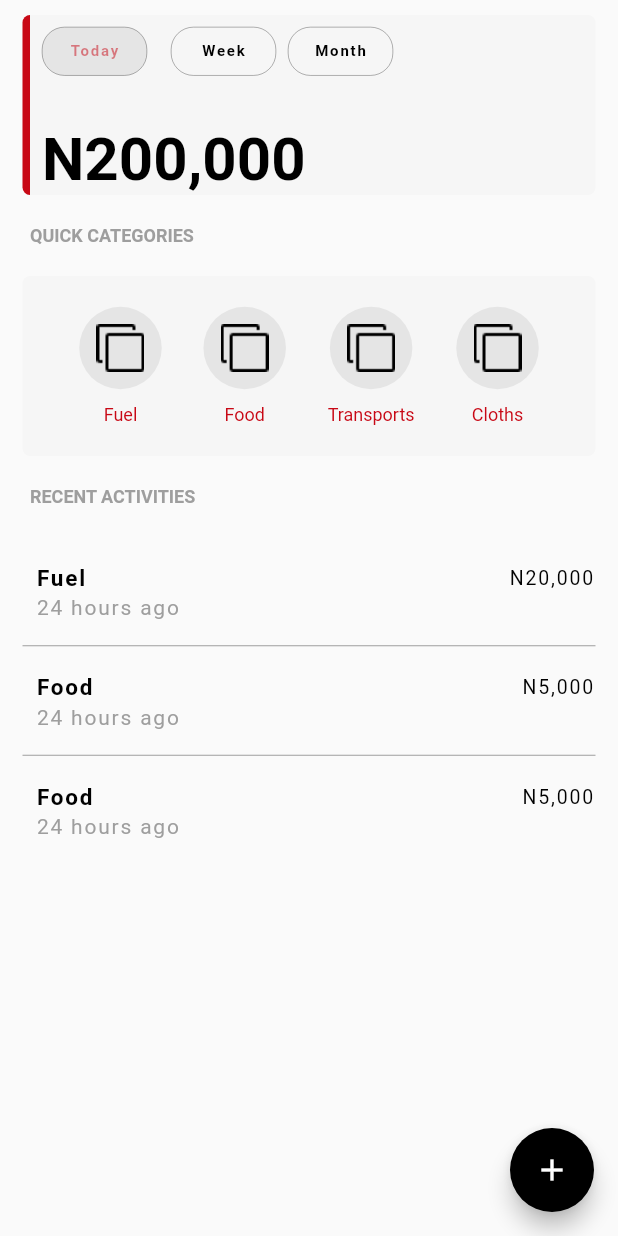
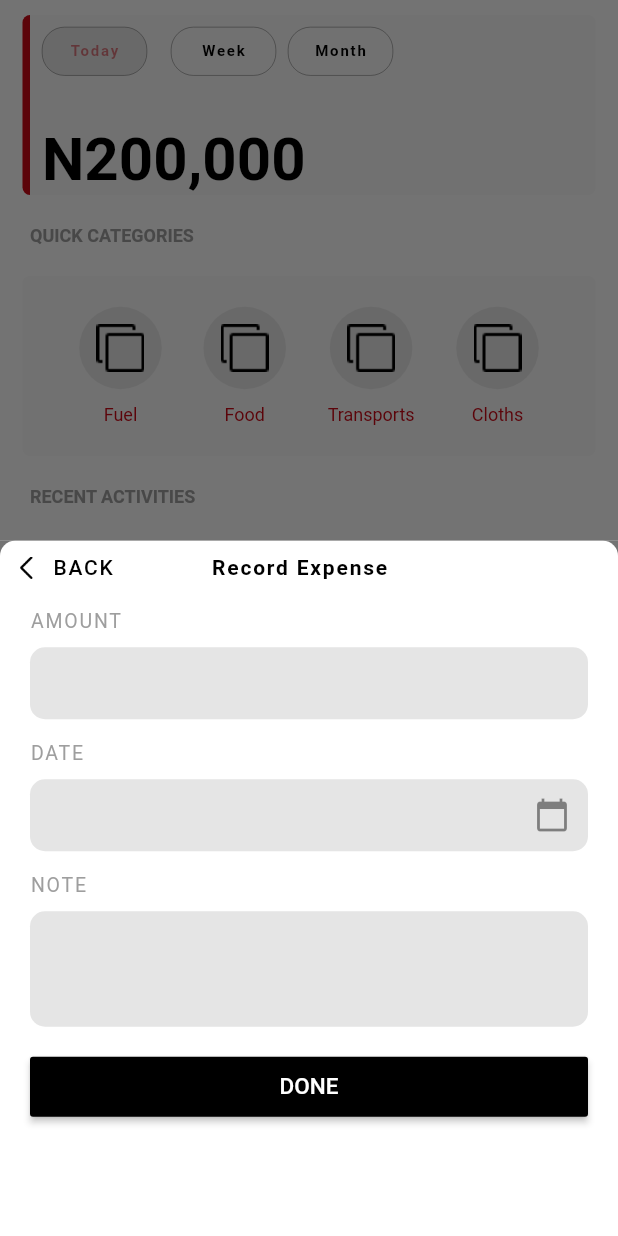
Before and after one commit to lovisgod/StockFare-Test, a Flutter app: the Expenses screen opened directly, after a tap on the "add" icon, on a phone screen of 412 x 824 dp. Run offline on Flutter 3.47's test engine with Material 2 defaults, Android fonts, the phone set to English and light mode, and no system bars.

Commit message:
feature:completed screens for the tese

```diff
--- a/lib/data/Colors.dart
+++ b/lib/data/Colors.dart
@@ -3,3 +3,4 @@ import 'package:flutter/material.dart';
 final Color checkOutColor = Color(0xff3C6B56);
 final Color addToInventoryColor = Color(0xffE88D49);
 final Color expenseColor = Color(0xff40A099);
+final Color shopGrey = Color(0xffE5E5E5);
--- /dev/null
+++ b/lib/screens/add_bottom_sheet.dart
@@ -0,0 +1,218 @@
+import 'dart:async';
+
+import 'package:flutter/cupertino.dart';
+import 'package:flutter/material.dart';
+import 'package:shop_app/data/Colors.dart';
+
+class AddBottomSheet extends StatefulWidget {
+  final String usage;
+  AddBottomSheet(this.usage);
+  @override
+  _AddBottomSheetState createState() => _AddBottomSheetState();
+}
+
+class _AddBottomSheetState extends State<AddBottomSheet>
+    with TickerProviderStateMixin {
+  int _state = 0;
+  @override
+  Widget build(BuildContext context) {
+    return Container(
+      color: Color(0xFF737373),
+      child: Container(
+        padding: EdgeInsets.all(10.0),
+        decoration: BoxDecoration(
+            color: Colors.white,
+            borderRadius: BorderRadius.only(
+                topLeft: Radius.circular(10.0),
+                topRight: Radius.circular(10.0))),
+        child: Column(
+          crossAxisAlignment: CrossAxisAlignment.start,
+          children: <Widget>[
+            Row(
+              children: <Widget>[
+                GestureDetector(
+                  onTap: () => Navigator.pop(context),
+                  child: Row(
+                    children: <Widget>[
+                      Image(
+                        width: 15.0,
+                        height: 15.0,
+                        image: AssetImage('assets/images/back.png'),
+                      ),
+                      Padding(
+                        padding: const EdgeInsets.only(left: 10.0),
+                        child: Text(
+                          'BACK',
+                          style: TextStyle(
+                            color: Colors.black,
+                            fontSize: 14.0,
+                            letterSpacing: 1.2,
+                            fontWeight: FontWeight.w500,
+                          ),
+                        ),
+                      )
+                    ],
+                  ),
+                ),
+                Padding(
+                  padding: const EdgeInsets.only(left: 65.0),
+                  child: Text(
+                    widget.usage,
+                    style: TextStyle(
+                      color: Colors.black,
+                      fontSize: 14.0,
+                      letterSpacing: 1.2,
+                      fontWeight: FontWeight.w600,
+                    ),
+                  ),
+                )
+              ],
+            ),
+            Padding(
+              padding: const EdgeInsets.only(
+                top: 20.0,
+                left: 10.0,
+              ),
+              child: Text(
+                'Amount'.toUpperCase(),
+                style: TextStyle(
+                  color: Colors.grey,
+                  fontSize: 13.0,
+                  fontWeight: FontWeight.w400,
+                  letterSpacing: 1.2,
+                ),
+              ),
+            ),
+            Padding(
+              padding: const EdgeInsets.all(10.0),
+              child: TextField(
+                keyboardType: TextInputType.number,
+                decoration: InputDecoration(
+                  contentPadding: EdgeInsets.all(10.0),
+                  fillColor: shopGrey,
+                  filled: true,
+                  border: OutlineInputBorder(
+                    borderRadius: BorderRadius.circular(10.0),
+                    borderSide: BorderSide.none,
+                  ),
+                ),
+              ),
+            ),
+            Padding(
+              padding: const EdgeInsets.only(
+                top: 5.0,
+                left: 10.0,
+              ),
+              child: Text(
+                'Date'.toUpperCase(),
+                style: TextStyle(
+                  color: Colors.grey,
+                  fontSize: 13.0,
+                  fontWeight: FontWeight.w400,
+                  letterSpacing: 1.2,
+                ),
+              ),
+            ),
+            Padding(
+              padding: const EdgeInsets.all(10.0),
+              child: TextField(
+                keyboardType: TextInputType.datetime,
+                decoration: InputDecoration(
+                  contentPadding: EdgeInsets.all(10.0),
+                  fillColor: shopGrey,
+                  filled: true,
+                  border: OutlineInputBorder(
+                    borderRadius: BorderRadius.circular(10.0),
+                    borderSide: BorderSide.none,
+                  ),
+                  suffixIcon: IconButton(
+                    icon: Icon(Icons.calendar_today),
+                    onPressed: () {},
+                  ),
+                ),
+              ),
+            ),
+            Padding(
+              padding: const EdgeInsets.only(
+                top: 5.0,
+                left: 10.0,
+              ),
+              child: Text(
+                'Note'.toUpperCase(),
+                style: TextStyle(
+                  color: Colors.grey,
+                  fontSize: 13.0,
+                  fontWeight: FontWeight.w400,
+                  letterSpacing: 1.2,
+                ),
+              ),
+            ),
+            Padding(
+              padding: const EdgeInsets.all(10.0),
+              child: TextField(
+                maxLines: 3,
+                keyboardType: TextInputType.text,
+                decoration: InputDecoration(
+                  contentPadding: EdgeInsets.all(10.0),
+                  fillColor: shopGrey,
+                  filled: true,
+                  border: OutlineInputBorder(
+                    borderRadius: BorderRadius.circular(10.0),
+                    borderSide: BorderSide.none,
+                  ),
+                ),
+              ),
+            ),
+            Padding(
+              padding: const EdgeInsets.all(10.0),
+              child: SizedBox(
+                height: 40.0,
+                width: MediaQuery.of(context).size.width,
+                child: RaisedButton(
+                    color: Colors.black,
+                    onPressed: () {
+                      animateButton();
+                    },
+                    child: setUpButtonChild()),
+              ),
+            )
+          ],
+        ),
+      ),
+    );
+  }
+
+  Widget setUpButtonChild() {
+    if (_state == 0) {
+      return Text(
+        'Done'.toUpperCase(),
+        style: TextStyle(
+          color: Colors.white,
+          fontWeight: FontWeight.w500,
+          fontSize: 15.0,
+        ),
+      );
+    } else if (_state == 1) {
+      return CircularProgressIndicator(
+        valueColor: AlwaysStoppedAnimation<Color>(Colors.white),
+      );
+    } else {
+      return Icon(Icons.check, color: Colors.white);
+    }
+  }
+
+  void animateButton() {
+    setState(() {
+      _state = 1;
+    });
+
+    Timer(Duration(milliseconds: 3300), () {
+      setState(() {
+        _state = 2;
+      });
+      Timer(Duration(milliseconds: 300), () {
+        Navigator.of(context).pop();
+      });
+    });
+  }
+}
--- a/lib/screens/expenses.dart
+++ b/lib/screens/expenses.dart
@@ -1,7 +1,9 @@
 import 'package:flutter/cupertino.dart';
 import 'package:flutter/material.dart';
 import 'package:flutter/painting.dart';
+import 'package:shop_app/data/Colors.dart';
 import 'package:shop_app/data/activity.dart';
+import 'package:shop_app/screens/add_bottom_sheet.dart';
 import 'package:shop_app/widgets/recent_activites.dart';
 
 class Expenses extends StatefulWidget {
@@ -14,7 +16,7 @@ class _ExpensesState extends State<Expenses> {
   Color weekColor = Colors.black;
   Color monthColor = Colors.black;
 
-  Color todaybgColor = Color(0xffE5E5E5);
+  Color todaybgColor = shopGrey;
   Color weekbgColor = Color(0xffF6F6F6);
   Color monthngColor = Color(0xffF6F6F6);
 
@@ -22,7 +24,13 @@ class _ExpensesState extends State<Expenses> {
   Widget build(BuildContext context) {
     return Scaffold(
       floatingActionButton: FloatingActionButton(
-        onPressed: () {},
+        onPressed: () {
+          showModalBottomSheet(
+              context: context,
+              builder: (BuildContext bc) {
+                return AddBottomSheet('Record Expense');
+              });
+        },
         child: Icon(Icons.add),
         backgroundColor: Colors.black,
       ),
@@ -64,7 +72,7 @@ class _ExpensesState extends State<Expenses> {
                                     .withOpacity(0.5);
                                 monthColor = Colors.black;
                                 weekColor = Colors.black;
-                                todaybgColor = Color(0xffE5E5E5);
+                                todaybgColor = shopGrey;
                                 monthngColor = Color(0xffF6F6F6);
                                 weekbgColor = Color(0xffF6F6F6);
                               });
@@ -104,7 +112,7 @@ class _ExpensesState extends State<Expenses> {
                                 weekColor = Theme.of(context)
                                     .primaryColor
                                     .withOpacity(0.5);
-                                weekbgColor = Color(0xffE5E5E5);
+                                weekbgColor = shopGrey;
                                 monthngColor = Color(0xffF6F6F6);
                                 todaybgColor = Color(0xffF6F6F6);
                               });
@@ -142,7 +150,7 @@ class _ExpensesState extends State<Expenses> {
                                   .primaryColor
                                   .withOpacity(0.5);
                               weekColor = Colors.black;
-                              monthngColor = Color(0xffE5E5E5);
+                              monthngColor = shopGrey;
                               weekbgColor = Color(0xffF6F6F6);
                               todaybgColor = Color(0xffF6F6F6);
                             });
@@ -269,8 +277,7 @@ class _ExpensesState extends State<Expenses> {
             color: Colors.black,
           ),
           decoration: BoxDecoration(
-              borderRadius: BorderRadius.circular(30.0),
-              color: Color(0xffE5E5E5)),
+              borderRadius: BorderRadius.circular(30.0), color: shopGrey),
         ),
         Padding(
           padding: const EdgeInsets.only(top: 10.0),
--- a/lib/screens/home_screen.dart
+++ b/lib/screens/home_screen.dart
@@ -1,5 +1,6 @@
 import 'package:flutter/cupertino.dart';
 import 'package:flutter/material.dart';
+import 'package:shop_app/data/Colors.dart';
 import 'package:shop_app/data/activities.dart';
 import 'package:shop_app/data/activity.dart';
 import 'package:shop_app/data/item_sold.dart';
@@ -7,7 +8,13 @@ import 'package:shop_app/screens/expense_income_screen.dart';
 import 'package:shop_app/widgets/drawer.dart';
 import 'package:shop_app/widgets/item_sold_week.dart';
 
-class HomeScreen extends StatelessWidget {
+class HomeScreen extends StatefulWidget {
+  @override
+  _HomeScreenState createState() => _HomeScreenState();
+}
+
+class _HomeScreenState extends State<HomeScreen> {
+  int pageNo = 0;
   @override
   Widget build(BuildContext context) {
     Color checkOutColor = Color(0xff3C6B56);
@@ -27,50 +34,47 @@ class HomeScreen extends StatelessWidget {
       ),
       drawer: StockDrawer(),
       bottomNavigationBar: BottomNavigationBar(
-        currentIndex: 0,
+        onTap: (index) {
+          setState(() {
+            pageNo = index;
+          });
+        },
+        currentIndex: pageNo,
         showUnselectedLabels: true,
         elevation: 8.0,
-        selectedItemColor: Theme.of(context).primaryColor,
+        selectedItemColor: Colors.redAccent,
         unselectedItemColor: Colors.black,
         items: <BottomNavigationBarItem>[
           BottomNavigationBarItem(
             icon: ImageIcon(
               AssetImage('assets/images/dashboard.png'),
-              color: Colors.black,
             ),
             title: Text(
               'Dashboard',
-              style: TextStyle(color: Colors.black),
             ),
           ),
           BottomNavigationBarItem(
             icon: ImageIcon(
               AssetImage('assets/images/show.png'),
-              color: Colors.black,
             ),
             title: Text(
               'Inventory',
-              style: TextStyle(color: Colors.black),
             ),
           ),
           BottomNavigationBarItem(
             icon: ImageIcon(
               AssetImage('assets/images/stack.png'),
-              color: Colors.black,
             ),
             title: Text(
               'Sales',
-              style: TextStyle(color: Colors.black),
             ),
           ),
           BottomNavigationBarItem(
             icon: ImageIcon(
               AssetImage('assets/images/graph.png'),
-              color: Colors.black,
             ),
             title: Text(
               'Analytics',
-              style: TextStyle(color: Colors.black),
             ),
           ),
         ],
@@ -314,7 +318,7 @@ class HomeScreen extends StatelessWidget {
             color: Theme.of(context).primaryColor.withOpacity(0.5),
           ),
           decoration: BoxDecoration(
-              borderRadius: BorderRadius.circular(30.0), color: Colors.grey),
+              borderRadius: BorderRadius.circular(30.0), color: shopGrey),
         ),
         title: Text(
           activity.description,
--- a/lib/screens/income.dart
+++ b/lib/screens/income.dart
@@ -1,7 +1,9 @@
 import 'package:flutter/cupertino.dart';
 import 'package:flutter/material.dart';
 import 'package:flutter/painting.dart';
+import 'package:shop_app/data/Colors.dart';
 import 'package:shop_app/data/activity.dart';
+import 'package:shop_app/screens/add_bottom_sheet.dart';
 import 'package:shop_app/widgets/recent_activites.dart';
 
 class Income extends StatefulWidget {
@@ -14,7 +16,7 @@ class _IncomeState extends State<Income> {
   Color weekColor = Colors.black;
   Color monthColor = Colors.black;
 
-  Color todaybgColor = Color(0xffE5E5E5);
+  Color todaybgColor = shopGrey;
   Color weekbgColor = Color(0xffF6F6F6);
   Color monthngColor = Color(0xffF6F6F6);
 
@@ -22,7 +24,13 @@ class _IncomeState extends State<Income> {
   Widget build(BuildContext context) {
     return Scaffold(
       floatingActionButton: FloatingActionButton(
-        onPressed: () {},
+        onPressed: () {
+          showModalBottomSheet(
+              context: context,
+              builder: (BuildContext bc) {
+                return AddBottomSheet('Record Income');
+              });
+        },
         child: Icon(Icons.add),
         backgroundColor: Colors.black,
       ),
@@ -64,7 +72,7 @@ class _IncomeState extends State<Income> {
                                     .withOpacity(0.5);
                                 monthColor = Colors.black;
                                 weekColor = Colors.black;
-                                todaybgColor = Color(0xffE5E5E5);
+                                todaybgColor = shopGrey;
                                 monthngColor = Color(0xffF6F6F6);
                                 weekbgColor = Color(0xffF6F6F6);
                               });
@@ -104,7 +112,7 @@ class _IncomeState extends State<Income> {
                                 weekColor = Theme.of(context)
                                     .primaryColor
                                     .withOpacity(0.5);
-                                weekbgColor = Color(0xffE5E5E5);
+                                weekbgColor = shopGrey;
                                 monthngColor = Color(0xffF6F6F6);
                                 todaybgColor = Color(0xffF6F6F6);
                               });
@@ -142,7 +150,7 @@ class _IncomeState extends State<Income> {
                                   .primaryColor
                                   .withOpacity(0.5);
                               weekColor = Colors.black;
-                              monthngColor = Color(0xffE5E5E5);
+                              monthngColor = shopGrey;
                               weekbgColor = Color(0xffF6F6F6);
                               todaybgColor = Color(0xffF6F6F6);
                             });
@@ -269,8 +277,7 @@ class _IncomeState extends State<Income> {
             color: Colors.black,
           ),
           decoration: BoxDecoration(
-              borderRadius: BorderRadius.circular(30.0),
-              color: Color(0xffE5E5E5)),
+              borderRadius: BorderRadius.circular(30.0), color: shopGrey),
         ),
         Padding(
           padding: const EdgeInsets.only(top: 10.0),
```
Also changed, not shown: assets/images/back.png (added).
